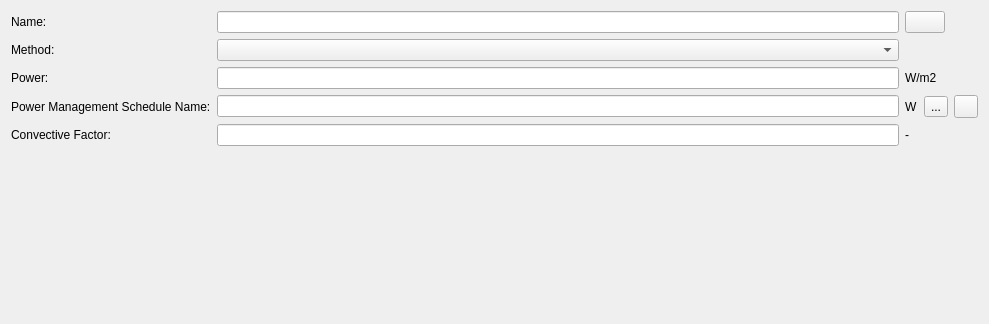
Qt form SIM-VICUS/src/SVDBInternalLoadsOtherEditWidget.ui (Brockaaa/SIM-VICUS) before a commit.
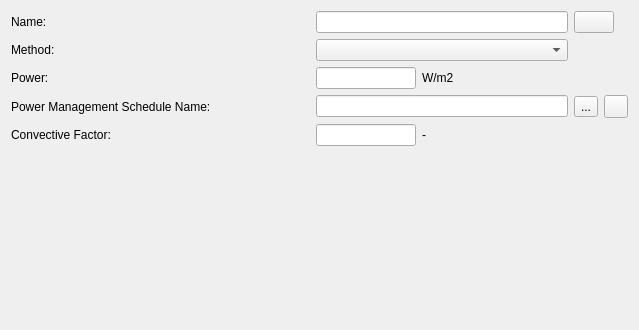
The same form after that commit. Icons and pictures are not drawn. Custom widgets are drawn as their Qt base class.

```diff
--- a/SIM-VICUS/src/SVDBInternalLoadsOtherEditWidget.ui
+++ b/SIM-VICUS/src/SVDBInternalLoadsOtherEditWidget.ui
@@ -6,51 +6,14 @@
    <rect>
     <x>0</x>
     <y>0</y>
-    <width>989</width>
-    <height>324</height>
+    <width>639</width>
+    <height>330</height>
    </rect>
   </property>
   <property name="windowTitle">
    <string>Form</string>
   </property>
-  <layout class="QGridLayout" name="gridLayoutMaster" columnstretch="0,0,1,0,0,0,0">
-   <item row="2" column="0" colspan="2">
-    <widget class="QLabel" name="labelOtherInput">
-     <property name="text">
-      <string>Power:</string>
-     </property>
-    </widget>
-   </item>
-   <item row="3" column="5">
-    <widget class="QToolButton" name="toolButtonSelectSchedule">
-     <property name="text">
-      <string>...</string>
-     </property>
-    </widget>
-   </item>
-   <item row="1" column="2" colspan="2">
-    <widget class="QComboBox" name="comboBoxMethod"/>
-   </item>
-   <item row="4" column="2" colspan="2">
-    <widget class="QtExt::ValidatingLineEdit" name="lineEditConvectiveFactor">
-     <property name="maximumSize">
-      <size>
-       <width>16777215</width>
-       <height>16777215</height>
-      </size>
-     </property>
-    </widget>
-   </item>
-   <item row="0" column="2" colspan="2">
-    <widget class="QtExt::LanguageStringEditWidget1" name="lineEditName"/>
-   </item>
-   <item row="4" column="0" colspan="2">
-    <widget class="QLabel" name="labelConvectiveFactor">
-     <property name="text">
-      <string>Convective Factor:</string>
-     </property>
-    </widget>
-   </item>
+  <layout class="QGridLayout" name="gridLayoutMaster">
    <item row="3" column="0" colspan="2">
     <widget class="QLabel" name="labelDisplayName_2">
      <property name="minimumSize">
@@ -64,17 +27,36 @@
      </property>
     </widget>
    </item>
-   <item row="2" column="2" colspan="2">
-    <widget class="QtExt::ValidatingLineEdit" name="lineEditPower">
-     <property name="maximumSize">
+   <item row="0" column="0">
+    <widget class="QLabel" name="labelDisplayName">
+     <property name="minimumSize">
       <size>
-       <width>16777215</width>
-       <height>16777215</height>
+       <width>0</width>
+       <height>0</height>
       </size>
      </property>
+     <property name="text">
+      <string>Name:</string>
+     </property>
     </widget>
    </item>
-   <item row="3" column="6">
+   <item row="1" column="0">
+    <widget class="QLabel" name="labelCategory_2">
+     <property name="minimumSize">
+      <size>
+       <width>0</width>
+       <height>0</height>
+      </size>
+     </property>
+     <property name="text">
+      <string>Method:</string>
+     </property>
+    </widget>
+   </item>
+   <item row="0" column="2" colspan="2">
+    <widget class="QtExt::LanguageStringEditWidget1" name="lineEditName"/>
+   </item>
+   <item row="3" column="5">
     <widget class="QToolButton" name="toolButtonRemovePowerManagementSchedule">
      <property name="icon">
       <iconset resource="../resources/SIM-VICUS.qrc">
@@ -82,35 +64,23 @@
      </property>
     </widget>
    </item>
-   <item row="5" column="0" colspan="7">
-    <widget class="QwtPlot" name="widgetPlot" native="true"/>
-   </item>
-   <item row="1" column="0" colspan="2">
-    <widget class="QLabel" name="labelCategory_2">
-     <property name="minimumSize">
-      <size>
-       <width>0</width>
-       <height>0</height>
-      </size>
-     </property>
+   <item row="3" column="4">
+    <widget class="QToolButton" name="toolButtonSelectSchedule">
      <property name="text">
-      <string>Method:</string>
+      <string>...</string>
      </property>
     </widget>
    </item>
-   <item row="0" column="0" colspan="2">
-    <widget class="QLabel" name="labelDisplayName">
-     <property name="minimumSize">
-      <size>
-       <width>0</width>
-       <height>0</height>
-      </size>
-     </property>
+   <item row="4" column="3">
+    <widget class="QLabel" name="labelConvectiveFactorUnit">
      <property name="text">
-      <string>Name:</string>
+      <string>-</string>
      </property>
     </widget>
    </item>
+   <item row="1" column="2" colspan="2">
+    <widget class="QComboBox" name="comboBoxMethod"/>
+   </item>
    <item row="3" column="2" colspan="2">
     <widget class="QLineEdit" name="lineEditManagementScheduleName">
      <property name="readOnly">
@@ -118,21 +88,21 @@
      </property>
     </widget>
    </item>
-   <item row="3" column="4">
-    <widget class="QLabel" name="labelOtherSchedInputUnit">
+   <item row="2" column="3">
+    <widget class="QLabel" name="labelOtherInputUnit">
      <property name="text">
-      <string>W</string>
+      <string>W/m2</string>
      </property>
     </widget>
    </item>
-   <item row="4" column="4" colspan="3">
-    <widget class="QLabel" name="labelConvectiveFactorUnit">
+   <item row="2" column="0">
+    <widget class="QLabel" name="labelOtherInput">
      <property name="text">
-      <string>-</string>
+      <string>Power:</string>
      </property>
     </widget>
    </item>
-   <item row="0" column="4" colspan="3">
+   <item row="0" column="4" colspan="2">
     <widget class="QtExt::ColorButton" name="pushButtonColor">
      <property name="sizePolicy">
       <sizepolicy hsizetype="Fixed" vsizetype="Fixed">
@@ -142,28 +112,39 @@
      </property>
     </widget>
    </item>
-   <item row="2" column="4" colspan="2">
-    <widget class="QLabel" name="labelOtherInputUnit">
+   <item row="4" column="0" colspan="2">
+    <widget class="QLabel" name="labelConvectiveFactor">
      <property name="text">
-      <string>W/m2</string>
+      <string>Convective Factor:</string>
      </property>
     </widget>
    </item>
+   <item row="4" column="2">
+    <widget class="QtExt::ValidatingLineEdit" name="lineEditConvectiveFactor">
+     <property name="maximumSize">
+      <size>
+       <width>100</width>
+       <height>16777215</height>
+      </size>
+     </property>
+    </widget>
+   </item>
+   <item row="2" column="2">
+    <widget class="QtExt::ValidatingLineEdit" name="lineEditPower">
+     <property name="maximumSize">
+      <size>
+       <width>100</width>
+       <height>16777215</height>
+      </size>
+     </property>
+    </widget>
+   </item>
+   <item row="5" column="0" colspan="6">
+    <widget class="QwtPlot" name="widgetPlot" native="true"/>
+   </item>
   </layout>
  </widget>
  <customwidgets>
-  <customwidget>
-   <class>QtExt::LanguageStringEditWidget1</class>
-   <extends>QLineEdit</extends>
-   <header location="global">QtExt_LanguageStringEditWidget1.h</header>
-   <container>1</container>
-  </customwidget>
-  <customwidget>
-   <class>QwtPlot</class>
-   <extends>QWidget</extends>
-   <header location="global">qwt_plot.h</header>
-   <container>1</container>
-  </customwidget>
   <customwidget>
    <class>QtExt::ValidatingLineEdit</class>
    <extends>QLineEdit</extends>
@@ -172,13 +153,22 @@
     <signal>editingFinishedSuccessfully()</signal>
    </slots>
   </customwidget>
+  <customwidget>
+   <class>QtExt::LanguageStringEditWidget1</class>
+   <extends>QLineEdit</extends>
+   <header location="global">QtExt_LanguageStringEditWidget1.h</header>
+   <container>1</container>
+  </customwidget>
   <customwidget>
    <class>QtExt::ColorButton</class>
    <extends>QPushButton</extends>
    <header location="global">QtExt_ColorButton.h</header>
-   <slots>
-    <signal>colorChanged()</signal>
-   </slots>
+  </customwidget>
+  <customwidget>
+   <class>QwtPlot</class>
+   <extends>QWidget</extends>
+   <header location="global">qwt_plot.h</header>
+   <container>1</container>
   </customwidget>
  </customwidgets>
  <resources>
```
